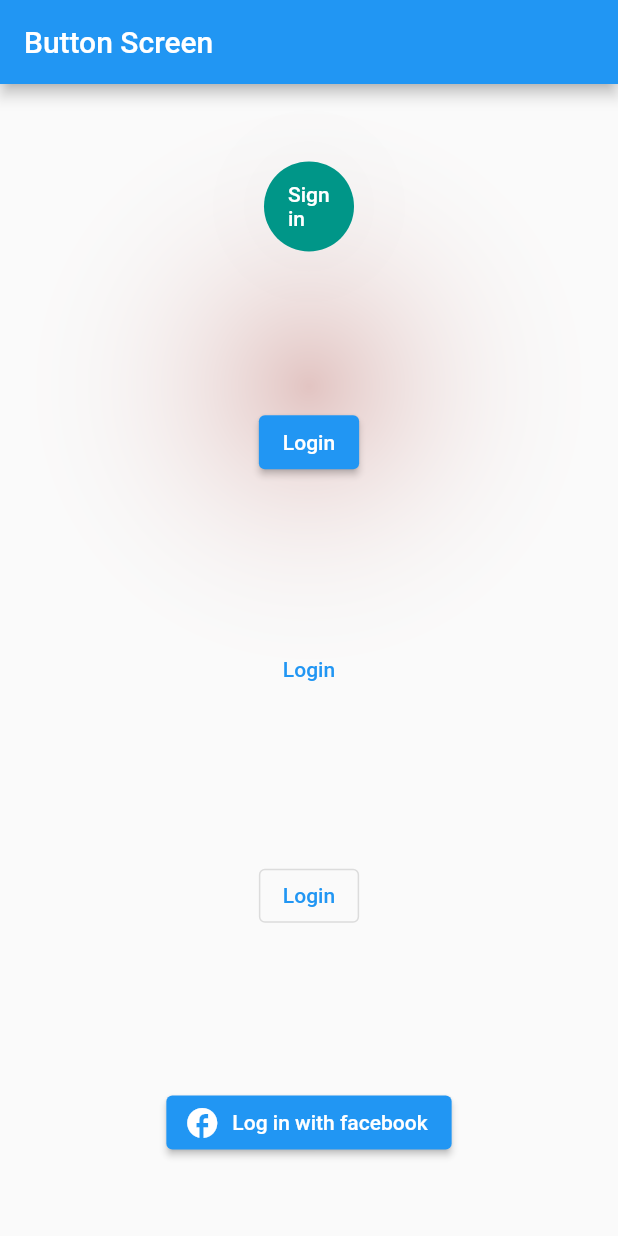
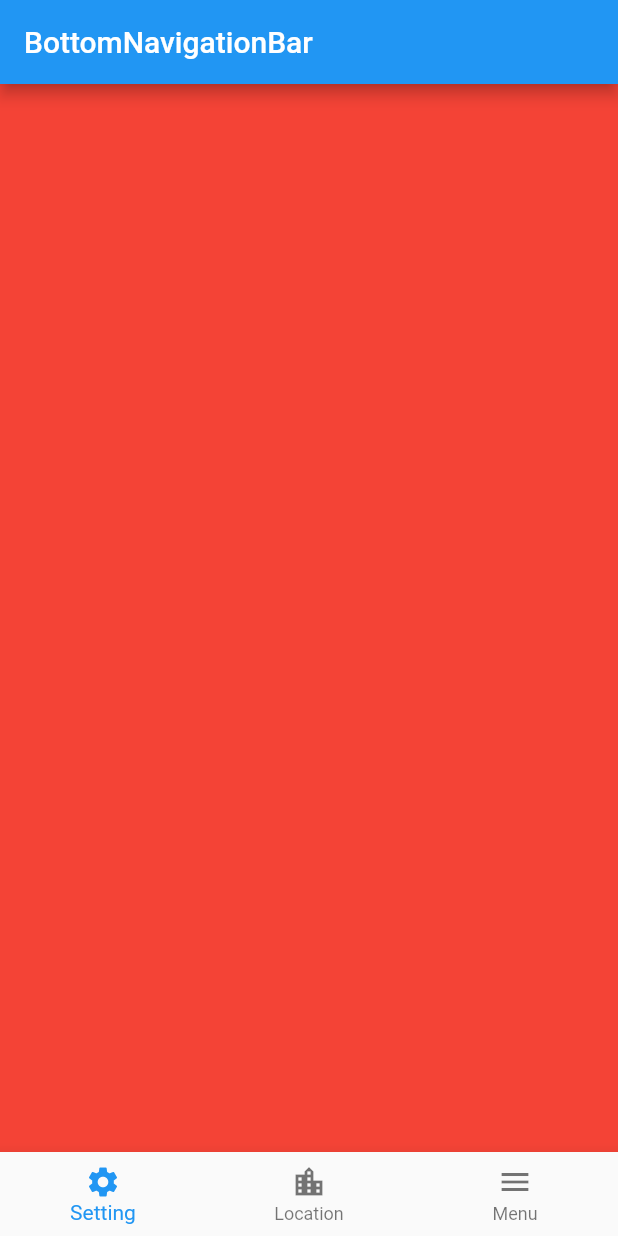
Before and after one commit to jpmehedi/ict-flutter-batch-6, a Flutter app: the screen it shows after launch, on a phone screen of 412 x 824 dp. Run offline on Flutter 3.47's test engine with Material 2 defaults, Android fonts, the phone set to English and light mode, and no system bars.

Commit message:
BottomNavigationBar

```diff
--- /dev/null
+++ b/lib/home_screen.dart
@@ -0,0 +1,60 @@
+import 'package:flutter/material.dart';
+
+class HomeScreen extends StatefulWidget {
+  @override
+  _HomeScreenState createState() => _HomeScreenState();
+}
+
+class _HomeScreenState extends State<HomeScreen> {
+  List<Widget> selectedScreen = [
+    Container(
+      width: double.infinity,
+      height: double.infinity,
+      color: Colors.red,
+    ),
+    Container(
+      width: double.infinity,
+      height: double.infinity,
+      color: Colors.green,
+    ),
+    Container(
+      width: double.infinity,
+      height: double.infinity,
+      color: Colors.orange,
+    ),
+  ];
+
+  int selectedIndex = 0;
+
+  @override
+  Widget build(BuildContext context) {
+    return Scaffold(
+      appBar: AppBar(title: Text("BottomNavigationBar"),),
+      body: selectedScreen.elementAt(selectedIndex),
+      bottomNavigationBar: BottomNavigationBar(
+        items: [
+          BottomNavigationBarItem(
+            icon: Icon(Icons.settings),
+            label: "Setting"
+          ),
+          BottomNavigationBarItem(
+            icon: Icon(Icons.location_city),
+            label: "Location"
+          ),
+          BottomNavigationBarItem(
+            icon: Icon(Icons.menu),
+            label: "Menu"
+          ),
+        ],
+
+        currentIndex: selectedIndex,
+        onTap: (int index){
+          setState(() {
+            selectedIndex = index;
+          });
+        },
+
+      ),
+    );
+  }
+}
--- a/lib/main.dart
+++ b/lib/main.dart
@@ -1,5 +1,5 @@
 
-import 'package:demo_project/button_screen.dart';
+import 'package:demo_project/home_screen.dart';
 import 'package:flutter/material.dart';
 
 void main() {
@@ -12,7 +12,7 @@ void main() {
       // ),
       // home: HomePage()
       // home: ProfileScreen(),
-      home: ButtonScreen()
+      home: HomeScreen()
     ),
   );
 }
```
